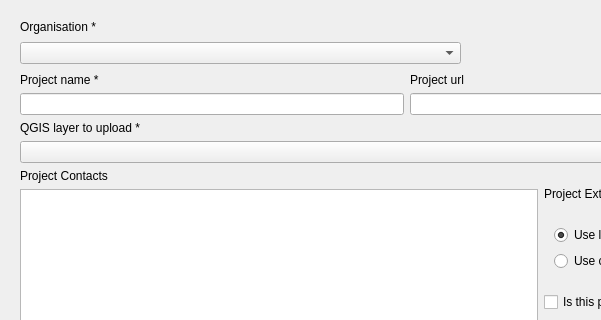
Old version of the form cadasta/gui/ui/wizard/step_project_creation01.ui in the repository Cadasta/cadasta-qgis-plugin; both pictures show x 0 to 601 and y 0 to 320 of the 814 by 585 pixel window.
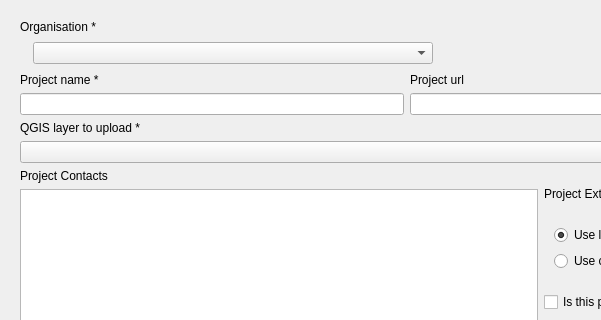
New version of the form. Custom widgets are drawn as their Qt base class.

Diff of the .ui file:
```diff
--- a/cadasta/gui/ui/wizard/step_project_creation01.ui
+++ b/cadasta/gui/ui/wizard/step_project_creation01.ui
@@ -48,7 +48,20 @@
        <item>
         <layout class="QHBoxLayout" name="horizontalLayout">
          <item>
-          <widget class="QComboBox" name="organisation_box"/>
+          <widget class="QComboBox" name="organisation_box">
+           <property name="minimumSize">
+            <size>
+             <width>400</width>
+             <height>0</height>
+            </size>
+           </property>
+           <property name="maximumSize">
+            <size>
+             <width>400</width>
+             <height>16777215</height>
+            </size>
+           </property>
+          </widget>
          </item>
          <item>
           <widget class="QLabel" name="throbber_loader">
```
